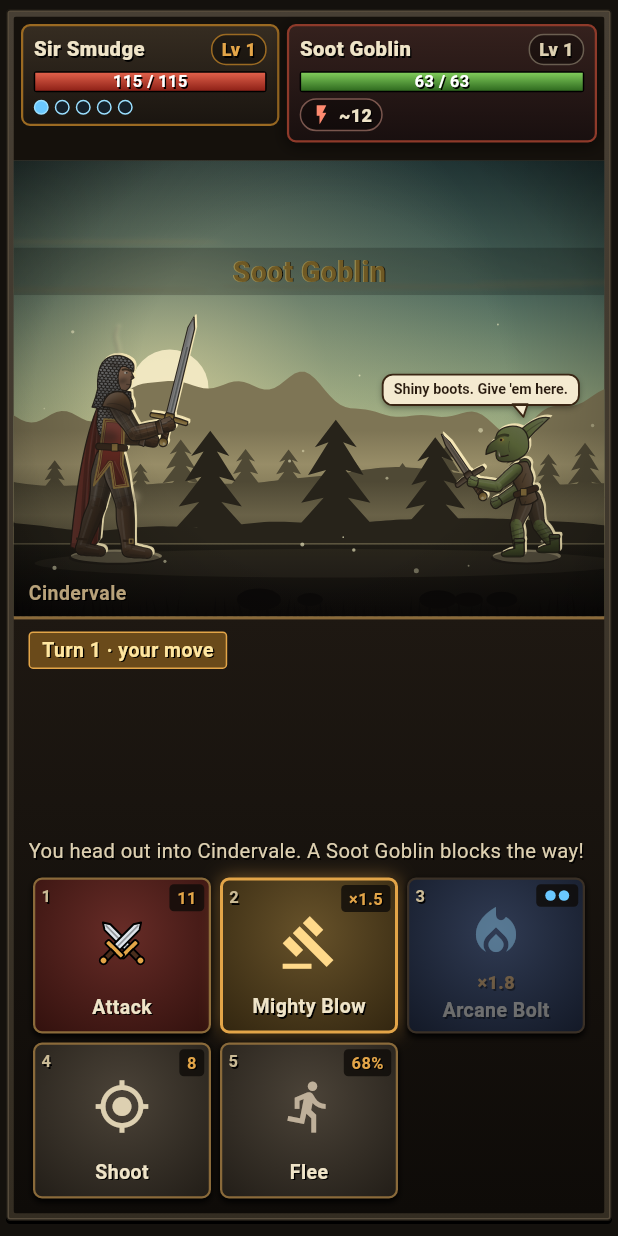
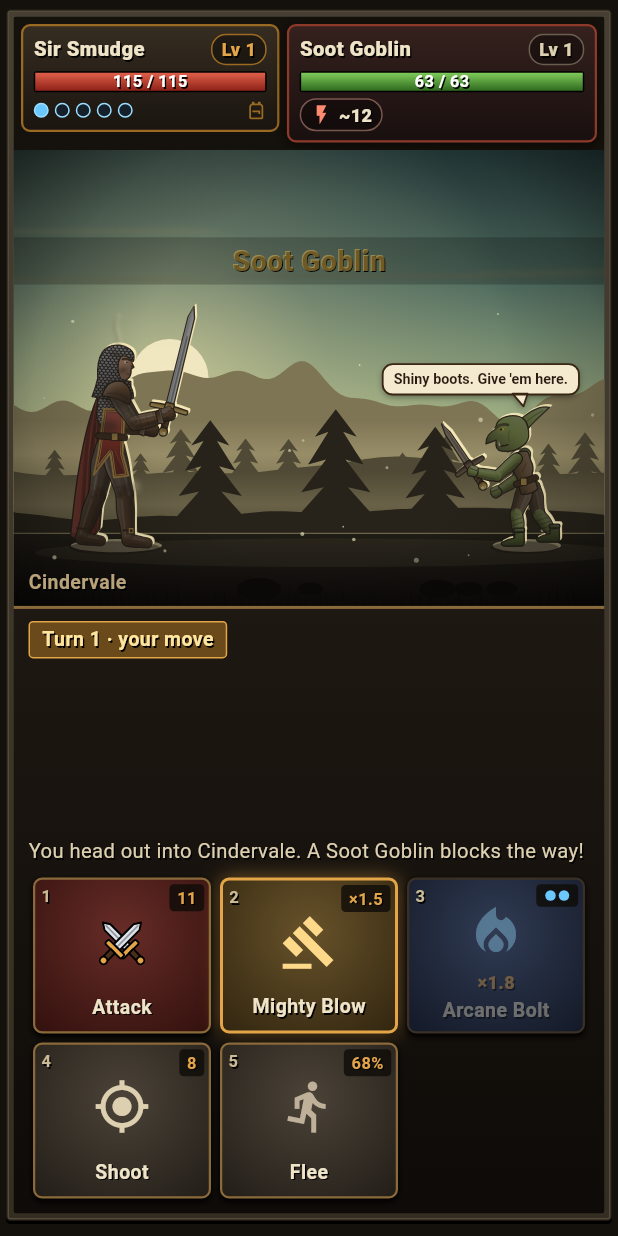
Before and after one commit to taran311/scorchedknight, a Flutter app: the BattleScreen screen opened directly with empty values, on a phone screen of 412 x 824 dp. Run offline on Flutter 3.47's test engine with Material 3 defaults, Android fonts, the phone set to English and light mode, and no system bars; our stand-ins replace cloud_firestore, firebase_auth, firebase_core, google_fonts, google_sign_in, shared_preferences; missing offline and left inert: dart:js_interop; accounts and stored records are empty.

Commit message:
choppy fixes, potion restrictions etc

```diff
--- a/lib/game/catalog.dart
+++ b/lib/game/catalog.dart
@@ -340,6 +340,10 @@ const buildFindChance = .3;
 const timberLands = {0, 2}, ironLands = {0, 3};
 
 const jobPotions = 2, innRepairPotions = 2, potionDropChance = .08;
+
+/// Your potion belt holds this many (more found while it's full is left behind), and you can only
+/// stop to drink so many in one fight: a potion is a breather, not a way to tank anything.
+const potionBelt = 5, potionsPerFight = 2;
 const hobsJob = 'Hob the innkeeper looks at the smouldering roof, then at you. "Goblins took the good timber and every nail I had. '
     'Bring me $timberNeeded lengths of timber and $ironNeeded sacks of iron, and you\'ll have a bed by the fire for life."';
 
--- a/lib/ui/battle_screen.dart
+++ b/lib/ui/battle_screen.dart
@@ -23,6 +23,7 @@ import 'hud.dart';
 import 'journal_panel.dart' show fmt;
 import 'loot_window.dart';
 import 'encounter_window.dart';
+import 'gear_glance.dart';
 import 'item_icons.dart';
 import 'stat_icons.dart';
 import 'theme.dart';
@@ -174,11 +175,10 @@ class _BattleScreenState extends State<BattleScreen> {
   bool _potionShown = false;
   bool get _hasCompanion => petStage(c.state.knight) != null || dragonStage(c.state.knight) != null;
 
-  /// Shoot: up comes the timing bar (unless you've asked for auto-aim).
+  /// Shoot: up comes the timing bar. Every bolt is aimed by hand (no auto-aim: your timing is the skill).
   void _shoot() {
     if (_aiming) return;
     if (c.busy || c.outcome != null || !c.state.inBattle || c.whyNot(BattleAction.shoot) != null) return;
-    if (c.state.settings.autoAim) return _act(BattleAction.shoot);
     setState(() => _aiming = true);
   }
 
@@ -279,15 +279,12 @@ class _BattleScreenState extends State<BattleScreen> {
                                     Container(
                                       color: const Color(0xFF15110C),
                                       padding: const EdgeInsets.all(5),
-                                      // Room kept for a few rows of the foe's badges (slowed, burning,
-                                      // weak to...), so the fight below doesn't jump up and down as they
-                                      // come and go between turns.
-                                      constraints: const BoxConstraints(minHeight: 96),
                                       // You and the foe side by side, slim, so the fight gets the screen.
                                       child: Row(
                                         crossAxisAlignment: CrossAxisAlignment.start,
                                         children: [
-                                          Expanded(flex: 5, child: HeroStrip(controller: c)),
+                                          // Tap your card: everything you're wearing, and what it adds up to.
+                                          Expanded(flex: 5, child: GestureDetector(onTap: () => showGearGlance(context, c), child: HeroStrip(controller: c))),
                                           const SizedBox(width: 5),
                                           Expanded(flex: 6, child: _FoeCard(controller: c, foe: foe, fill: true)),
                                         ],
@@ -308,7 +305,7 @@ class _BattleScreenState extends State<BattleScreen> {
                                         child: Column(
                                           crossAxisAlignment: CrossAxisAlignment.start,
                                           children: [
-                                            HeroCard(controller: c, mana: true),
+                                            MouseRegion(cursor: SystemMouseCursors.click, child: GestureDetector(onTap: () => showGearGlance(context, c), child: Tooltip(message: 'Your gear', child: HeroCard(controller: c, mana: true)))),
                                             const SizedBox(height: 6),
                                             ConstrainedBox(constraints: const BoxConstraints(maxWidth: 300), child: StatusBadges(state: s)),
                                           ],
@@ -561,11 +558,12 @@ class _BattleScreenState extends State<BattleScreen> {
           _SlotInfo('Health potion', const Color(0xFFFF8A8A), [
             ('❤️', 'Heals ${potionHeal(k)} HP', good),
             ('⏱️', 'Uses your turn', soft),
-            ('🧪', '${k.potions} left', soft),
+            ('🧪', '${k.potions} in your belt', soft),
+            ('✋', '${math.max(0, potionsPerFight - s.potionsDrunk)} of $potionsPerFight left this fight', s.potionsDrunk >= potionsPerFight ? bad : soft),
           ]),
           badge: '×${k.potions}',
           // Lights up when you're in trouble, so it's the first thing your eye finds.
-          glow: k.hp < maxHp(k) * .35,
+          glow: k.hp < maxHp(k) * .35 && s.potionsDrunk < potionsPerFight,
           tint: const Color(0xFF3A1A1A),
         ),
         if (_hasCompanion)
--- a/lib/ui/battle_stage.dart
+++ b/lib/ui/battle_stage.dart
@@ -215,8 +215,13 @@ class _BattleStageState extends State<BattleStage> with SingleTickerProviderStat
   // ---------- timeline helpers ----------
 
   void _tween(String key, double to, double duration, {double delay = 0, Ease ease = easeInOut}) {
-    _tweens.add(_Tween(key, to, now + delay, _reduceMotion ? math.min(duration, 120) : duration, ease));
-  }
+    // With reduced motion asked for (many phones turn it on with battery saving), flashes and
+    // camera punches are cut short, but bodies still move at their own pace: capping everything
+    // made the knight teleport to the foe and back while his arms took their time, which read as lag.
+    _tweens.add(_Tween(key, to, now + delay, _reduceMotion && _flashy.contains(key) ? math.min(duration, 120) : duration, ease));
+  }
+
+  static const _flashy = {'flash', 'kflash', 'screen', 'zoom', 'gloom', 'scar', 'storm'};
 
   void _at(double delay, VoidCallback f) => _schedule.add((now + delay, f));
 
@@ -1743,6 +1748,16 @@ final _perf = Uri.base.queryParameters['perf'] ?? '';
 double _perfMs = 0;
 int _perfFrames = 0;
 
+/// Text laid out once and kept (damage numbers, speech bubbles, aura tags): laying text out again
+/// every frame, for every number on screen, was a good part of a phone's frame during a hit.
+final _textCache = <String, TextPainter>{};
+TextPainter _laidOut(String key, TextPainter Function() make) {
+  final hit = _textCache[key];
+  if (hit != null) return hit;
+  if (_textCache.length > 80) _textCache.remove(_textCache.keys.first);
+  return _textCache[key] = make();
+}
+
 class _ScenePainter extends CustomPainter {
   _ScenePainter(this.s) : super(repaint: s._time);
   final _BattleStageState s;
@@ -2213,7 +2228,7 @@ class _ScenePainter extends CustomPainter {
         // Named and pack foes already have their full name in the corner above the stage, and
         // a long name here ran into it on phones; a plain rare just gets its short aura tag.
         if (!(s._foe.named || s._foe.pack)) {
-          final tp = TextPainter(text: TextSpan(text: '★ ${aura.label}', style: Txt.label(size: 14, color: auraColour(aura), weight: FontWeight.w800)), textDirection: TextDirection.ltr)..layout();
+          final tp = _laidOut('a:${aura.name}', () => TextPainter(text: TextSpan(text: '★ ${aura.label}', style: Txt.label(size: 14, color: auraColour(aura), weight: FontWeight.w800)), textDirection: TextDirection.ltr)..layout());
           tp.paint(canvas, Offset(fx0 - tp.width / 2, top - 20));
         }
       }
@@ -2362,14 +2377,14 @@ class _ScenePainter extends CustomPainter {
       final lift = s._foeLift;
       final head = Offset(_foeX + fx['enter']! * 440 - fx['lunge']! * 90 + lift.dx - 10, _groundY + lift.dy - s._foeHeight - 18);
       final action = bubble.$1.startsWith('*');
-      final tp = TextPainter(
+      final tp = _laidOut('b${action ? 'i' : ''}:${bubble.$1}', () => TextPainter(
         text: TextSpan(
           text: bubble.$1,
           style: Txt.body(size: 17, weight: FontWeight.w700, color: const Color(0xFF2A1C10), italic: action).copyWith(height: 1.15),
         ),
         textDirection: TextDirection.ltr,
         textAlign: TextAlign.center,
-      )..layout(maxWidth: 250);
+      )..layout(maxWidth: 250));
       final w = tp.width + 26, h = tp.height + 16;
       final box = Rect.fromLTWH((head.dx - w * .7).clamp(12.0, 948 - w), math.max(12.0, head.dy - h - 14), w, h);
       final tipX = head.dx.clamp(box.left + 18, box.right - 18);
@@ -2598,13 +2613,13 @@ class _ScenePainter extends CustomPainter {
         ? 1 - (age - .75) / .25
         : 1.0;
     final rise = age > .75 ? (age - .75) / .25 * 22 : 0.0;
-    final tp = TextPainter(
+    final tp = _laidOut('m:${m.text}', () => TextPainter(
       text: TextSpan(
         text: m.text,
         style: Txt.label(size: 30, color: Colors.white, weight: FontWeight.w800),
       ),
       textDirection: TextDirection.ltr,
-    )..layout();
+    )..layout());
     final w = math.max(54.0, tp.width + 22), h = 38.0;
     canvas.save();
     canvas.translate(m.pos.dx, m.pos.dy - rise);
--- a/lib/ui/hud.dart
+++ b/lib/ui/hud.dart
@@ -246,8 +246,18 @@ class FoeCard extends StatelessWidget {
           ),
           const SizedBox(height: 4),
           Bar(value: hp, max: maxHp, height: 14, colours: const [Color(0xFF7FCB5A), Color(0xFF2F6A1F)], label: '${fmt(hp)} / ${fmt(maxHp)}'),
-          if (fill && tags.length + badges.length > 0)
-            Padding(padding: const EdgeInsets.only(top: 4), child: Wrap(spacing: 3, runSpacing: 3, children: [...tags, ...badges]))
+          if (fill)
+            // One row that scrolls sideways, never a second line, and there even when empty: the
+            // card (and the fight under it) keeps the same height whatever comes and goes.
+            Container(
+              height: 22,
+              margin: const EdgeInsets.only(top: 4),
+              alignment: Alignment.centerLeft,
+              child: SingleChildScrollView(
+                scrollDirection: Axis.horizontal,
+                child: Row(children: [for (final (i, w) in [...tags, ...badges].indexed) Padding(padding: EdgeInsets.only(left: i == 0 ? 0 : 3), child: w)]),
+              ),
+            )
           else ...[
             if (tags.isNotEmpty) Padding(padding: const EdgeInsets.only(top: 5), child: Wrap(spacing: 4, runSpacing: 4, children: tags)),
             if (badges.isNotEmpty) Padding(padding: const EdgeInsets.only(top: 4), child: Wrap(spacing: 4, runSpacing: 4, children: badges)),
@@ -307,6 +317,9 @@ class HeroStrip extends StatelessWidget {
                       border: Border.all(color: const Color(0xFF9ADFFF), width: 1),
                     ),
                   ),
+                const Spacer(),
+                // A hint that the card opens your gear (tap it).
+                const Icon(Icons.backpack_outlined, size: 14, color: Palette.amberLo),
               ],
             ),
           ),
--- a/lib/ui/inn_page.dart
+++ b/lib/ui/inn_page.dart
@@ -1120,7 +1120,6 @@ class _SettingsWindowState extends State<_SettingsWindow> {
                 ],
               ),
               _toggle('Faster fights', Icons.fast_forward_rounded, _s.fastFights, (v) => _set((s) => s.fastFights = v)),
-              _toggle('Auto-aim crossbow', Icons.gps_fixed, _s.autoAim, (v) => _set((s) => s.autoAim = v)),
               _toggle('Blood & gore', Icons.water_drop_rounded, _s.gore, (v) => _set((s) => s.gore = v)),
               _toggle('Sell junk where it falls', Icons.sell_rounded, _s.autoSellJunk, (v) => _set((s) => s.autoSellJunk = v)),
               _toggle('Mute all', Icons.volume_off_rounded, _s.muted, (v) => _set((s) => s.muted = v)),
--- a/lib/ui/intro.dart
+++ b/lib/ui/intro.dart
@@ -83,7 +83,11 @@ class _IntroScreenState extends State<IntroScreen> with SingleTickerProviderStat
                           child: const SizedBox(width: 84, height: 100, child: CustomPaint(painter: CrestPainter())),
                         ),
                         const SizedBox(height: 18),
-                        Text('SCORCHED KNIGHT', style: Txt.logo().copyWith(fontSize: 40, letterSpacing: 3)),
+                        // Shrinks to fit a narrow phone on one line (it used to wrap, left-aligned, off the edge).
+                        Padding(
+                          padding: const EdgeInsets.symmetric(horizontal: 16),
+                          child: FittedBox(fit: BoxFit.scaleDown, child: Text('SCORCHED KNIGHT', maxLines: 1, style: Txt.logo().copyWith(fontSize: 40, letterSpacing: 3))),
+                        ),
                         const SizedBox(height: 6),
                         Text('Survive the ashfall. Slay the flame.', style: Txt.label(size: 16, color: Palette.parch2)),
                       ],
--- a/lib/ui/merchant.dart
+++ b/lib/ui/merchant.dart
@@ -79,7 +79,7 @@ class _Shop {
 
   Widget buy(String id) {
     final e = c.engine, k = c.state.knight;
-    if (e.owns(id) && !id.startsWith('dye:')) return Text('Owned', style: Txt.label(size: 13, color: ok));
+    if (e.owns(id) && !id.startsWith('dye:')) return Text(id == 'potion' ? 'Belt full' : 'Owned', style: Txt.label(size: 13, color: ok));
     final price = e.priceOf(id);
     return CostButton(
       label: '$price gold',
@@ -180,7 +180,7 @@ class MerchantWares extends StatelessWidget {
       children: [
         x.gold(),
         x.heading('Supplies'),
-        x.ware(const ItemIcon(Item.potion), 'Health potion', 'Heals ${potionHeal(k)} HP · you carry ${k.potions}', x.buy('potion')),
+        x.ware(const ItemIcon(Item.potion), 'Health potion', 'Heals ${potionHeal(k)} HP · belt ${k.potions}/$potionBelt · $potionsPerFight a fight', x.buy('potion')),
         x.ware(const Icon(Icons.diamond_outlined, color: Color(0xFF9ADFFF), size: 26), 'Jeweller\'s box', 'A mystery ring: uncommon to epic, now and then legendary', x.buy('ringbox')),
         x.heading('Mags\' brews · from the reagents your foes drop'),
         for (final b in Brew.values)
```
Also changed, not shown: lib/game/engine.dart (+29 -16 lines), lib/game/models.dart (+12 -8 lines), lib/ui/gear_glance.dart (added, +126 -0 lines), 1 other file.
